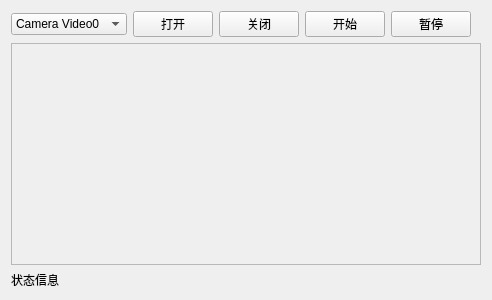
The window that Tools/1.3_TestTool/blackcheckform.ui (ZhengPengqiao/QtStudy) describes before a commit, drawn with Qt 5.
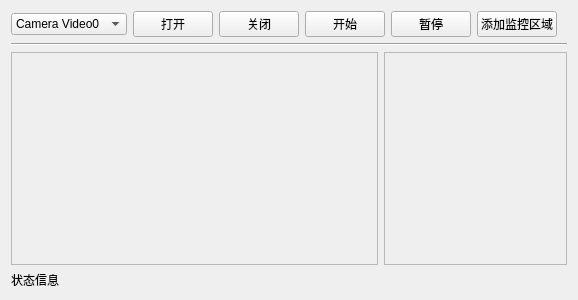
The same window after the commit.

Commit message: 添加小图片

```diff
--- a/Tools/1.3_TestTool/blackcheckform.ui
+++ b/Tools/1.3_TestTool/blackcheckform.ui
@@ -6,7 +6,7 @@
    <rect>
     <x>0</x>
     <y>0</y>
-    <width>492</width>
+    <width>578</width>
     <height>300</height>
    </rect>
   </property>
@@ -70,6 +70,13 @@
          </property>
         </widget>
        </item>
+       <item>
+        <widget class="QPushButton" name="pushButton">
+         <property name="text">
+          <string>添加监控区域</string>
+         </property>
+        </widget>
+       </item>
        <item>
         <spacer name="horizontalSpacer">
          <property name="orientation">
@@ -86,6 +93,15 @@
       </layout>
      </item>
      <item>
+      <widget class="Line" name="line">
+       <property name="orientation">
+        <enum>Qt::Horizontal</enum>
+       </property>
+      </widget>
+     </item>
+     <item>
+      <layout class="QHBoxLayout" name="imageHLayout" stretch="10,5">
+       <item>
       <widget class="QScrollArea" name="scrollArea">
        <property name="widgetResizable">
         <bool>true</bool>
@@ -98,20 +114,28 @@
          <rect>
           <x>0</x>
           <y>0</y>
-          <width>470</width>
-          <height>220</height>
-         </rect>
-        </property>
-        <layout class="QGridLayout" name="gridLayout_3">
-         <item row="0" column="0">
-          <widget class="QLabel" name="label">
-           <property name="text">
-            <string/>
+            <width>365</width>
+            <height>209</height>
+           </rect>
+          </property>
+          <layout class="QGridLayout" name="gridLayout_3" columnstretch="0,0">
+           <property name="leftMargin">
+            <number>0</number>
            </property>
-          </widget>
-         </item>
+           <property name="topMargin">
+            <number>0</number>
+           </property>
+           <property name="rightMargin">
+            <number>0</number>
+           </property>
+           <property name="bottomMargin">
+            <number>0</number>
+           </property>
+           <property name="spacing">
+            <number>0</number>
+           </property>
          <item row="0" column="1">
-          <widget class="QLabel" name="label_roi">
+            <widget class="QLabel" name="label">
            <property name="text">
             <string/>
            </property>
@@ -120,6 +144,30 @@
         </layout>
        </widget>
       </widget>
+       </item>
+       <item>
+        <widget class="QScrollArea" name="scrollArea_2">
+         <property name="widgetResizable">
+          <bool>true</bool>
+         </property>
+         <widget class="QWidget" name="scrollAreaWidgetContents_2">
+          <property name="geometry">
+           <rect>
+            <x>0</x>
+            <y>0</y>
+            <width>181</width>
+            <height>209</height>
+           </rect>
+          </property>
+          <layout class="QGridLayout" name="gridLayout_2">
+           <item row="0" column="0">
+            <layout class="QFormLayout" name="formLayout"/>
+           </item>
+          </layout>
+         </widget>
+        </widget>
+       </item>
+      </layout>
      </item>
     </layout>
    </item>
```
Left out of the diff: 32 changed lines with no effect on the pictures. Lines whose indentation alone changed are shown as unchanged. The commit also changes 3 other files.
